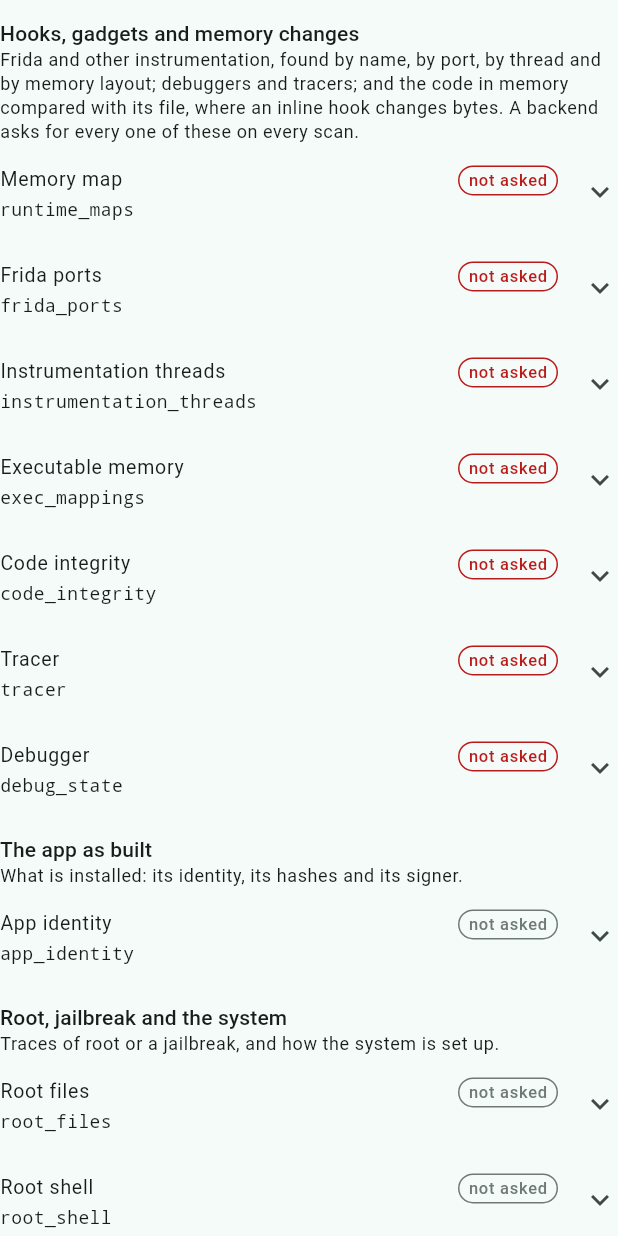
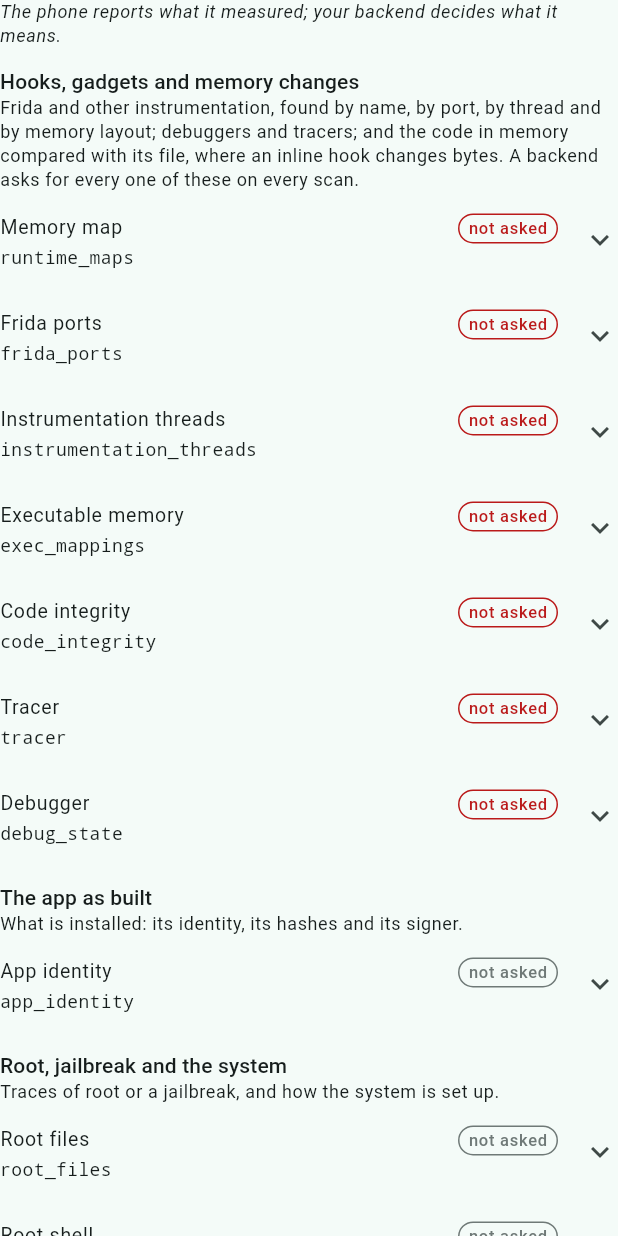
Before and after one commit to merajhasan88/necessary_flutter, a Flutter app: the ScanView widget shown alone on an empty page, opened directly with empty values, on a phone screen of 412 x 824 dp. Run offline on Flutter 3.47's test engine with Material 3 defaults, Android fonts, the phone set to English and light mode, and no system bars; our stand-ins replace flutter_secure_storage; accounts and stored records are empty.

Commit message:
Example: a measurement's badge says measured, not ok
The badge shows whether the phone took the measurement -- measured, failed,
off, unsupported -- never whether what it found is good or bad, and a line
above the measurements says the backend decides what they mean.

Co-Authored-By: Claude Opus 5.5 <noreply@anthropic.com>
Claude-Session: https://claude.ai/code/session_01D2hqQTXhasM7jbLjsHpukb

```diff
--- a/example/lib/measurements.dart
+++ b/example/lib/measurements.dart
@@ -366,10 +366,26 @@ class ScanView extends StatelessWidget {
     }
     return Column(
       crossAxisAlignment: CrossAxisAlignment.stretch,
-      children: groups,
+      children: <Widget>[
+        Text(
+          'The phone reports what it measured; your backend decides what it '
+          'means.',
+          style: Theme.of(context).textTheme.bodySmall
+              ?.copyWith(fontStyle: FontStyle.italic),
+        ),
+        ...groups,
+      ],
     );
   }
 }
+
+/// A measurement's status as the badge says it: whether the phone measured
+/// it, never whether what it found is good or bad.
+const Map<String, String> _statusLabels = <String, String>{
+  'ok': 'measured',
+  'error': 'failed',
+  'not_enabled': 'off',
+};
 
 class _Group extends StatelessWidget {
   const _Group({required this.title, required this.note, required this.tiles});
@@ -433,7 +449,7 @@ class MeasurementTile extends StatelessWidget {
           if (partly) const _Badge('unread', warning: true),
           if (value?['truncated'] == true) const _Badge('truncated'),
           _Badge(
-            status,
+            _statusLabels[status] ?? status,
             warning:
                 status == 'error' ||
                 status == 'missing' ||
@@ -576,7 +592,7 @@ class _Badge extends StatelessWidget {
     final ColorScheme colors = Theme.of(context).colorScheme;
     final Color color = warning
         ? colors.error
-        : label == 'ok'
+        : label == 'measured'
         ? colors.primary
         : colors.outline;
     return Container(
```
